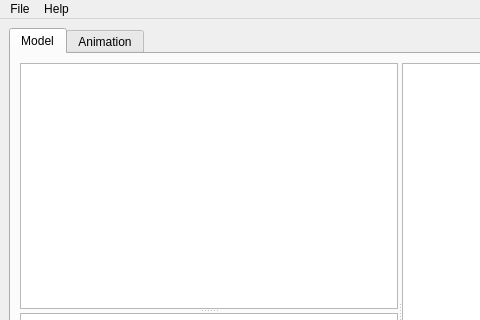
The window that src/mainwindow.ui (skyrpex/Flatty-Dev) describes before a commit, drawn with Qt 5; both pictures show x 0 to 480 and y 0 to 320 of the 800 by 600 pixel window.
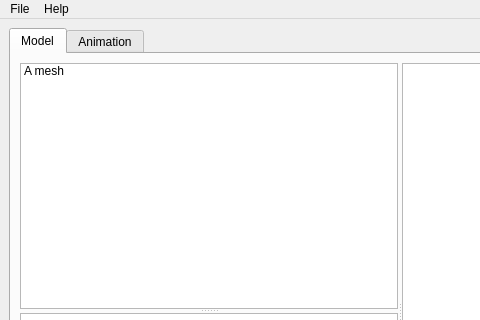
The same window after the commit. Icons and pictures are not drawn. Custom widgets are drawn as their Qt base class.

The edit to the form file:
```diff
--- a/src/mainwindow.ui
+++ b/src/mainwindow.ui
@@ -34,7 +34,23 @@
            <property name="orientation">
             <enum>Qt::Vertical</enum>
            </property>
-           <widget class="QListWidget" name="meshList"/>
+           <widget class="QListWidget" name="meshList">
+            <property name="iconSize">
+             <size>
+              <width>48</width>
+              <height>48</height>
+             </size>
+            </property>
+            <item>
+             <property name="text">
+              <string>A mesh</string>
+             </property>
+             <property name="icon">
+              <iconset resource="resources/resource.qrc">
+               <normaloff>:/icons/mesh.png</normaloff>:/icons/mesh.png</iconset>
+             </property>
+            </item>
+           </widget>
            <widget class="QTreeView" name="skeletonTree"/>
           </widget>
           <widget class="QGraphicsView" name="modelView"/>
@@ -93,6 +109,11 @@
    <header location="global">timeline/timelinewidget.h</header>
    <container>1</container>
   </customwidget>
+  <customwidget>
+   <class>QxGraphicsView</class>
+   <extends>QGraphicsView</extends>
+   <header location="global">QxGraphicsView</header>
+  </customwidget>
  </customwidgets>
  <resources/>
  <connections/>
```
Left out of the diff: 8 changed lines with no effect on the pictures.
